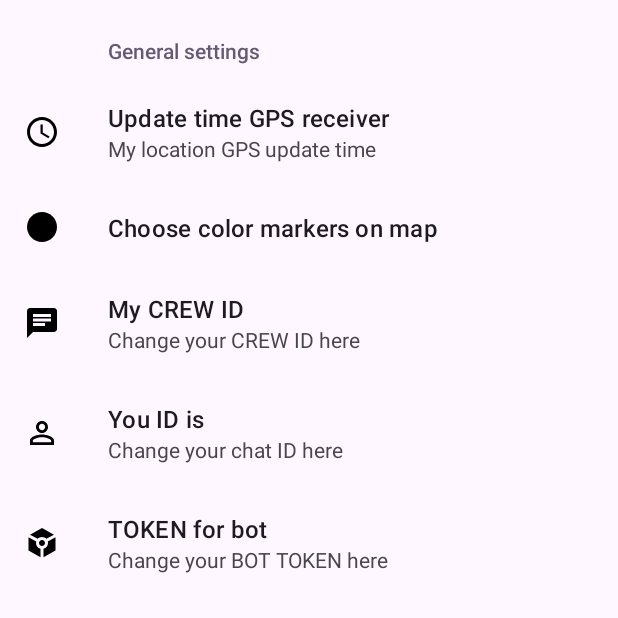
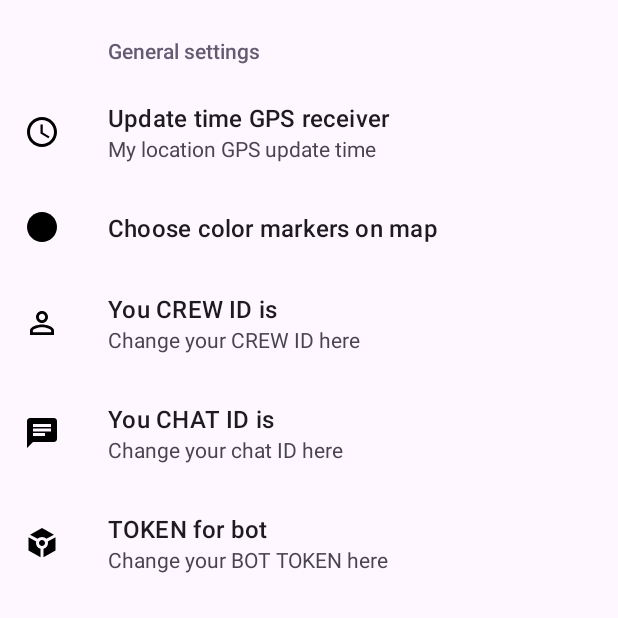
Before and after one commit to Stepa075/FinderAlertButton, an Android app: the fragment SettingsFragment shown on its own in the app's theme, on a phone screen of 412 x 824 dp, the top half of it. Run offline under Robolectric (Android 15) with nearby library versions, the phone set to English and light mode, and no system bars; our stand-ins replace androidx.preference; 6 statements that could not run were skipped.

Commit message:
with a bit more modified SettingsFragment

```diff
--- a/app/src/main/java/com/stepa0751/finderalertbutton/fragments/SettingsFragment.kt
+++ b/app/src/main/java/com/stepa0751/finderalertbutton/fragments/SettingsFragment.kt
@@ -1,12 +1,78 @@
 package com.stepa0751.finderalertbutton.fragments
 
+import android.graphics.Color
 import android.os.Bundle
+import androidx.preference.Preference
 import androidx.preference.PreferenceFragmentCompat
 import com.stepa0751.finderalertbutton.R
 
-class SettingsFragment : PreferenceFragmentCompat() {
 
+class SettingsFragment : PreferenceFragmentCompat(){
+    private lateinit var timePref: Preference
+    private lateinit var idPref: Preference
+    private lateinit var colorPref: Preference
     override fun onCreatePreferences(savedInstanceState: Bundle?, rootKey: String?) {
         setPreferencesFromResource(R.xml.main_preferences, rootKey)
+        init()
     }
+
+//    как найти элемент в настройках, который обозначается на экране
+//    добавлять можно один и тот же слушатель для нескольких меню
+
+    private fun init(){
+        timePref = findPreference("update_time_key")!!
+        colorPref = findPreference("color_key")!!
+        idPref = findPreference("id_user_key")!!
+        val changeListener = onChangeListener()
+        timePref.onPreferenceChangeListener = changeListener
+        idPref.onPreferenceChangeListener = changeListener
+
+        colorPref.onPreferenceChangeListener = changeListener
+        initPrefs()
+    }
+    //    пишем слушатель изменений в настройках
+    private fun onChangeListener(): Preference.OnPreferenceChangeListener {
+        return Preference.OnPreferenceChangeListener { pref, value ->
+            when(pref.key){
+                "update_time_key" -> onTimeChange(value.toString())
+                "id_user_key" -> onIdChange(value.toString())
+                // здесь меняем цвет иконки лямбдой, даже не создавая отдельную функцию
+                "color_key" -> pref.icon?.setTint(Color.parseColor(value.toString()))
+            }
+            true
+        }
+    }
+    //   функция смены текста в менюхе настроек на экране фрагмента сразу же
+    private fun onTimeChange(value: String){
+        val nameArray = resources.getStringArray(R.array.loc_time_update_name)
+        val valueArray = resources.getStringArray(R.array.loc_time_update_value)
+        val title = timePref.title.toString().substringBefore(":")
+        timePref.title = "$title: ${nameArray[valueArray.indexOf(value)]}"
+
+    }
+
+    private fun onIdChange(value: String) {
+        val title = idPref.title.toString().substringBefore(":")
+        idPref.title = "$title: ${value}"
+    }
+
+
+
+    //   настраиваем показ сохраненных цифр и всего прочего при запуске экрана с настройками
+    private fun initPrefs(){
+
+        val id_pref = idPref.preferenceManager.sharedPreferences
+        val pref = timePref.preferenceManager.sharedPreferences
+        val nameArray = resources.getStringArray(R.array.loc_time_update_name)
+        val valueArray = resources.getStringArray(R.array.loc_time_update_value)
+        val title = timePref.title
+        timePref.title = "$title: ${nameArray[valueArray.indexOf(pref?.getString("update_time_key", "5000") )]}"
+
+        val id_title = idPref.title
+        idPref.title = "$id_title: ${id_pref?.getString("id_user_key", "0")}"
+
+        val color = pref?.getString("color_key", "#0636C3")
+        colorPref.icon?.setTint(Color.parseColor(color))
+    }
+
 }
--- /dev/null
+++ b/app/src/main/res/drawable/ic_id_crew.xml
@@ -0,0 +1,5 @@
+<vector android:height="24dp" android:tint="#000000"
+    android:viewportHeight="24" android:viewportWidth="24"
+    android:width="24dp" xmlns:android="http://schemas.android.com/apk/res/android">
+    <path android:fillColor="@android:color/white" android:pathData="M12,5.9c1.16,0 2.1,0.94 2.1,2.1s-0.94,2.1 -2.1,2.1S9.9,9.16 9.9,8s0.94,-2.1 2.1,-2.1m0,9c2.97,0 6.1,1.46 6.1,2.1v1.1L5.9,18.1L5.9,17c0,-0.64 3.13,-2.1 6.1,-2.1M12,4C9.79,4 8,5.79 8,8s1.79,4 4,4 4,-1.79 4,-4 -1.79,-4 -4,-4zM12,13c-2.67,0 -8,1.34 -8,4v3h16v-3c0,-2.66 -5.33,-4 -8,-4z"/>
+</vector>
--- a/app/src/main/res/values/strings.xml
+++ b/app/src/main/res/values/strings.xml
@@ -9,33 +9,32 @@
 
 
     <string name="hello_blank_fragment">Hello blank fragment</string>
-    <string name="choose_color">Choose color markers on map</string>
+
     <string name="Location_disabled">Location disabled</string>
     <string name="Location_dialog_message">Do you want enable GPS?</string>
 
+    <!-- Preference Titles -->
+    <string name="general_settings">General settings</string>
 
-    <string name="general_settings">General settings</string>
     <string name="update_time">Update time GPS receiver</string>
-    <string name="update_id_summary">Change your chat ID here</string>
     <string name="update_time_summary">My location GPS update time</string>
-    <string name="update_id">You ID is</string>
-    <string name="update_chat_id">My CREW ID</string>
-    <string name="update_chat_id_summary">Change your CREW ID here</string>
+
+    <string name="choose_color">Choose color markers on map</string>
+
+    <string name="update_chat_id">You CHAT ID is</string>
+    <string name="update_chat_id_summary">Change your chat ID here</string>
+
+    <string name="update_crew_id">My CREW ID</string>
+    <string name="update_crew_id_summary">Change your CREW ID here</string>
+
     <string name="token">TOKEN for bot</string>
     <string name="token_summary">Change your BOT TOKEN here</string>
-    <!-- Preference Titles -->
-    <string name="messages_header">Messages</string>
-    <string name="sync_header">Sync</string>
 
-    <!-- Messages Preferences -->
-    <string name="signature_title">Your signature</string>
-    <string name="reply_title">Default reply action</string>
+    <string name="update_id">You CREW ID is</string>
 
-    <!-- Sync Preferences -->
-    <string name="sync_title">Sync email periodically</string>
-    <string name="attachment_title">Download incoming attachments</string>
-    <string name="attachment_summary_on">Automatically download attachments for incoming emails
-    </string>
-    <string name="attachment_summary_off">Only download attachments when manually requested</string>
+
+    <string name="update_id_summary">Change your CREW ID here</string>
+
+
 
 </resources>
--- a/app/src/main/res/xml/main_preferences.xml
+++ b/app/src/main/res/xml/main_preferences.xml
@@ -23,16 +23,17 @@
 
         <EditTextPreference
             android:defaultValue=""
-            android:key="chat_id_key"
-            android:title="@string/update_chat_id"
-            app:icon="@drawable/ic_chat_id"
-            app:summary="@string/update_chat_id_summary" />
-        <EditTextPreference
-            android:defaultValue=""
             android:title="@string/update_id"
             android:key="id_user_key"
             app:icon="@drawable/ic_id_user"
             app:summary="@string/update_id_summary"/>
+
+        <EditTextPreference
+            android:defaultValue=""
+            android:title="@string/update_chat_id"
+            android:key="chat_id_key"
+            app:icon="@drawable/ic_chat_id"
+            app:summary="@string/update_chat_id_summary"/>
 
         <EditTextPreference
             android:defaultValue=""
```
